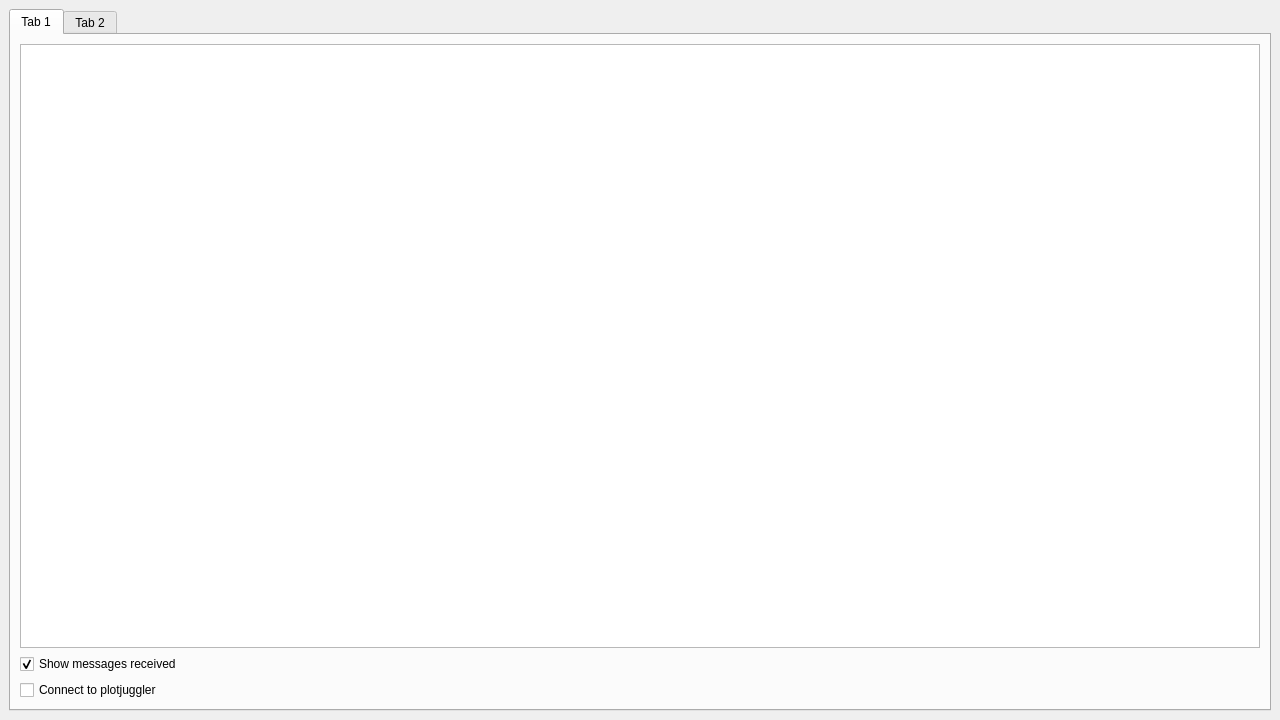
Above: Interface/Interface/scdtr_interface.ui from andre-rebelo-teixeira/SCDRT before the change. Below: the same form after it.
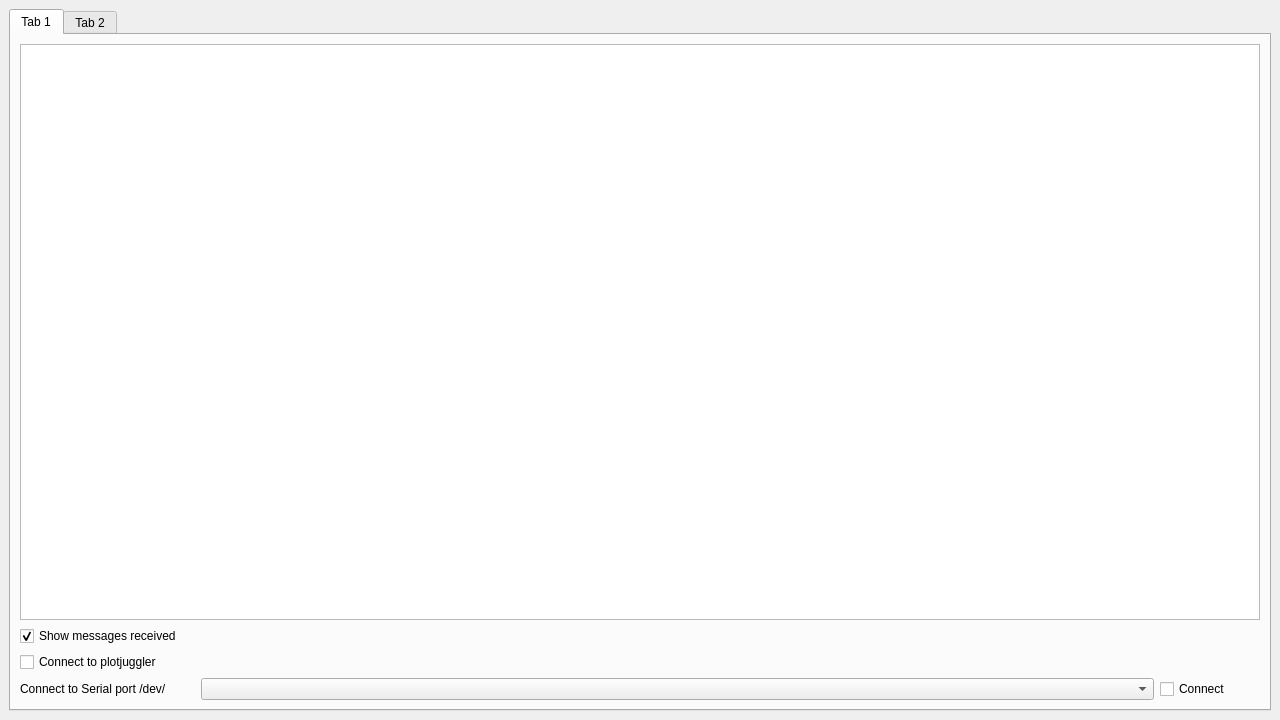
That is the form after the change. The open tabs and pages were chosen to show the change.

Commit message: feat(Interface): Interface now is saving the data to csv i can then open in matlab

Patch:
```diff
--- a/Interface/Interface/scdtr_interface.ui
+++ b/Interface/Interface/scdtr_interface.ui
@@ -68,6 +68,42 @@
             </property>
            </widget>
           </item>
+          <item row="5" column="0">
+           <layout class="QHBoxLayout" name="horizontalLayout_2">
+            <property name="bottomMargin">
+             <number>0</number>
+            </property>
+            <item>
+             <widget class="QLabel" name="serial_port_labe">
+              <property name="maximumSize">
+               <size>
+                <width>175</width>
+                <height>16777215</height>
+               </size>
+              </property>
+              <property name="text">
+               <string>Connect to Serial port /dev/</string>
+              </property>
+             </widget>
+            </item>
+            <item>
+             <widget class="QComboBox" name="serial_input"/>
+            </item>
+            <item>
+             <widget class="QCheckBox" name="serial_port_connect">
+              <property name="maximumSize">
+               <size>
+                <width>100</width>
+                <height>16777215</height>
+               </size>
+              </property>
+              <property name="text">
+               <string>Connect</string>
+              </property>
+             </widget>
+            </item>
+           </layout>
+          </item>
          </layout>
         </widget>
         <widget class="QWidget" name="Request_tab">
```
Left out of the diff: 2 changed lines with no effect on the pictures. The commit also changes 2 other files.
